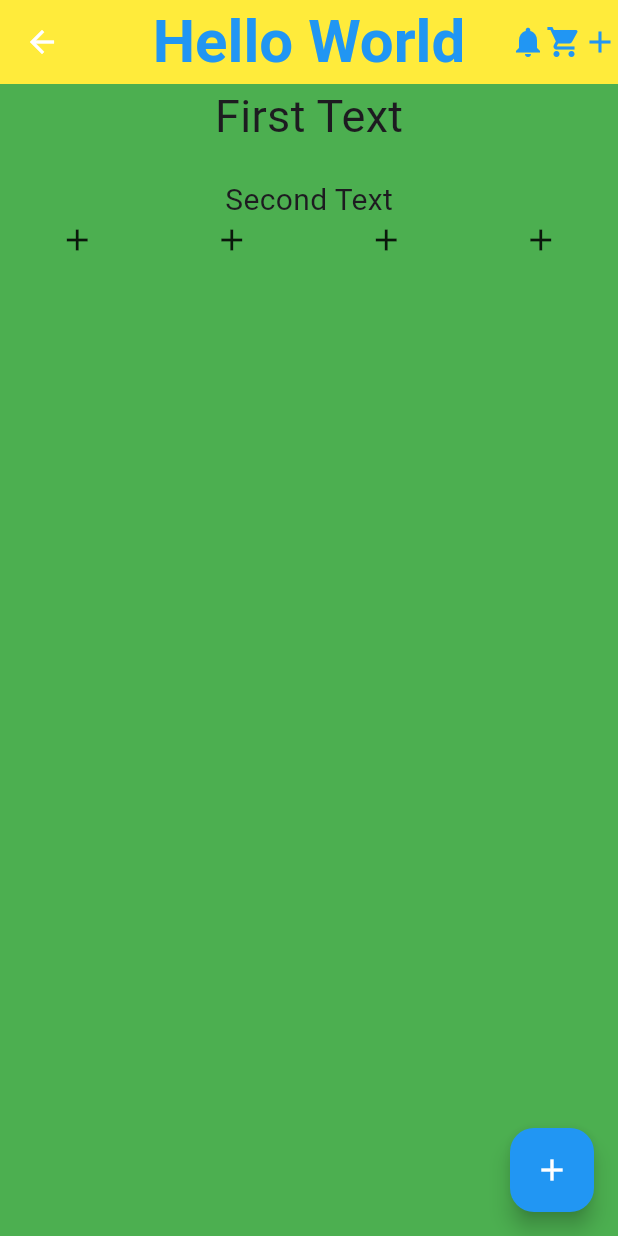
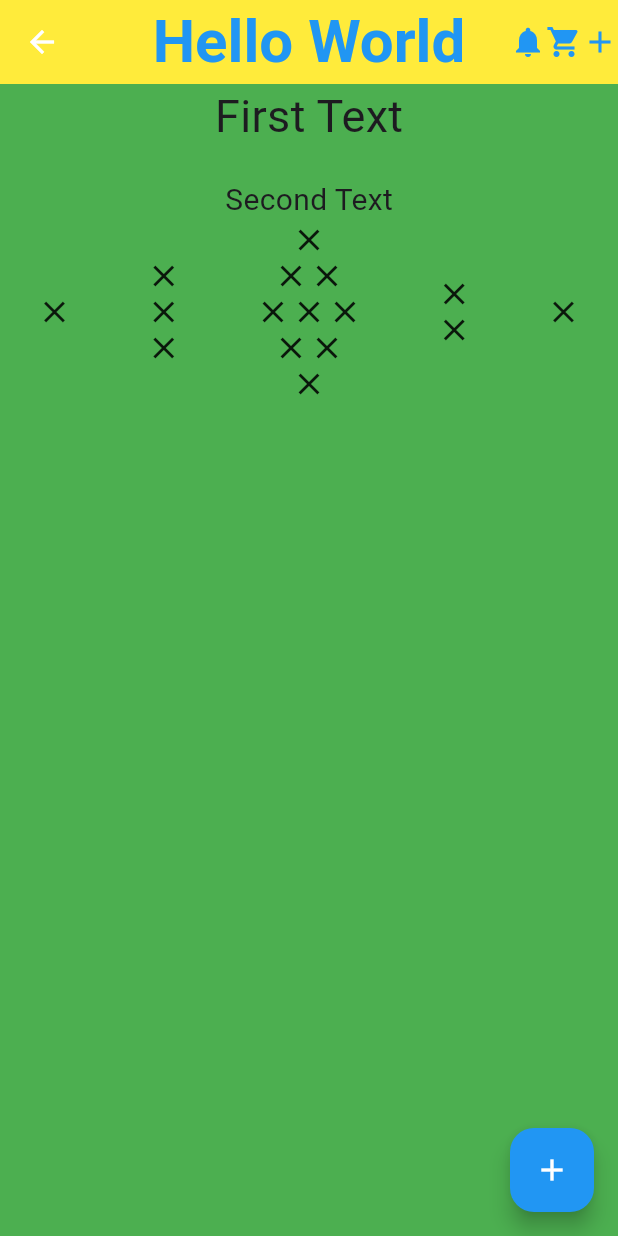
Before and after one commit to MuhammadAliKust/Wajahat-Project, a Flutter app: the screen it shows after launch, on a phone screen of 412 x 824 dp. Run offline on Flutter 3.47's test engine with Material 3 defaults, Android fonts, the phone set to English and light mode, and no system bars.

Commit message:
Nested Row/Column Done

```diff
--- a/lib/main.dart
+++ b/lib/main.dart
@@ -57,10 +57,46 @@ class MyApp extends StatelessWidget {
             Row(
               mainAxisAlignment: MainAxisAlignment.spaceAround,
               children: [
-                Icon(Icons.add),
-                Icon(Icons.add),
-                Icon(Icons.add),
-                Icon(Icons.add),
+                Icon(Icons.close),
+                Column(
+                  children: [
+                    Icon(Icons.close),
+                    Icon(Icons.close),
+                    Icon(Icons.close),
+                  ],
+                ),
+                Column(
+                  children: [
+                    Icon(Icons.close),
+                    Row(
+                      children: [
+                        Icon(Icons.close),
+                        Icon(Icons.close),
+                      ],
+                    ),
+                    Row(
+                      children: [
+                        Icon(Icons.close),
+                        Icon(Icons.close),
+                        Icon(Icons.close),
+                      ],
+                    ),
+                    Row(
+                      children: [
+                        Icon(Icons.close),
+                        Icon(Icons.close),
+                      ],
+                    ),
+                    Icon(Icons.close),
+                  ],
+                ),
+                Column(
+                  children: [
+                    Icon(Icons.close),
+                    Icon(Icons.close),
+                  ],
+                ),
+                Icon(Icons.close),
               ],
             )
           ],
```
